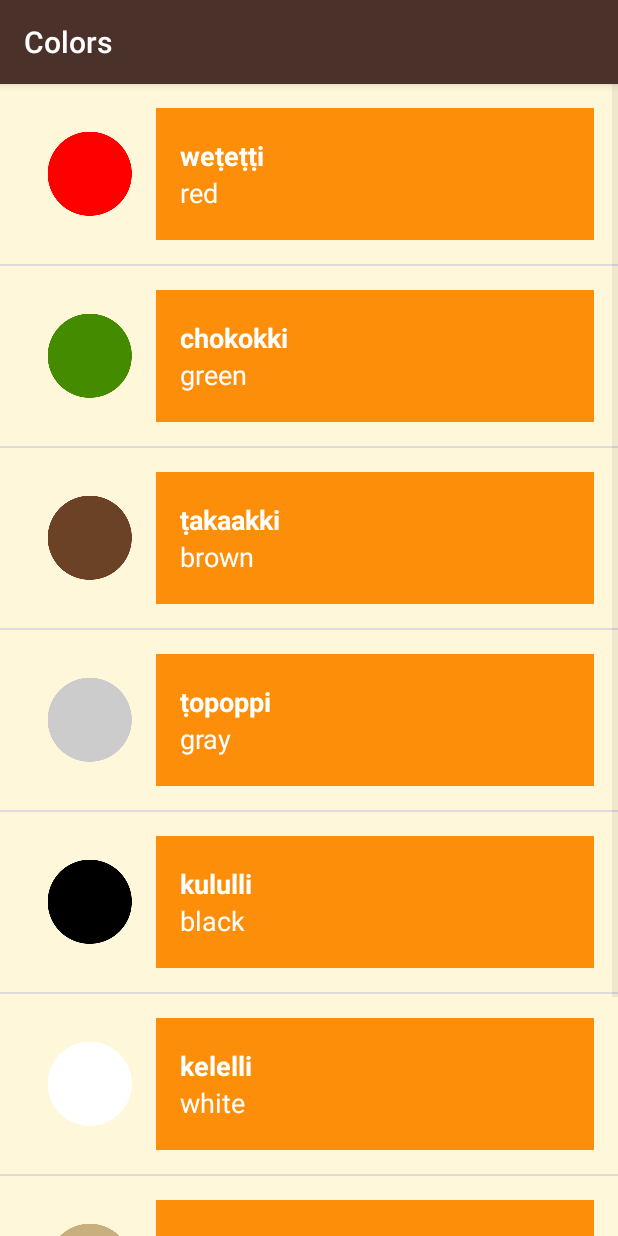
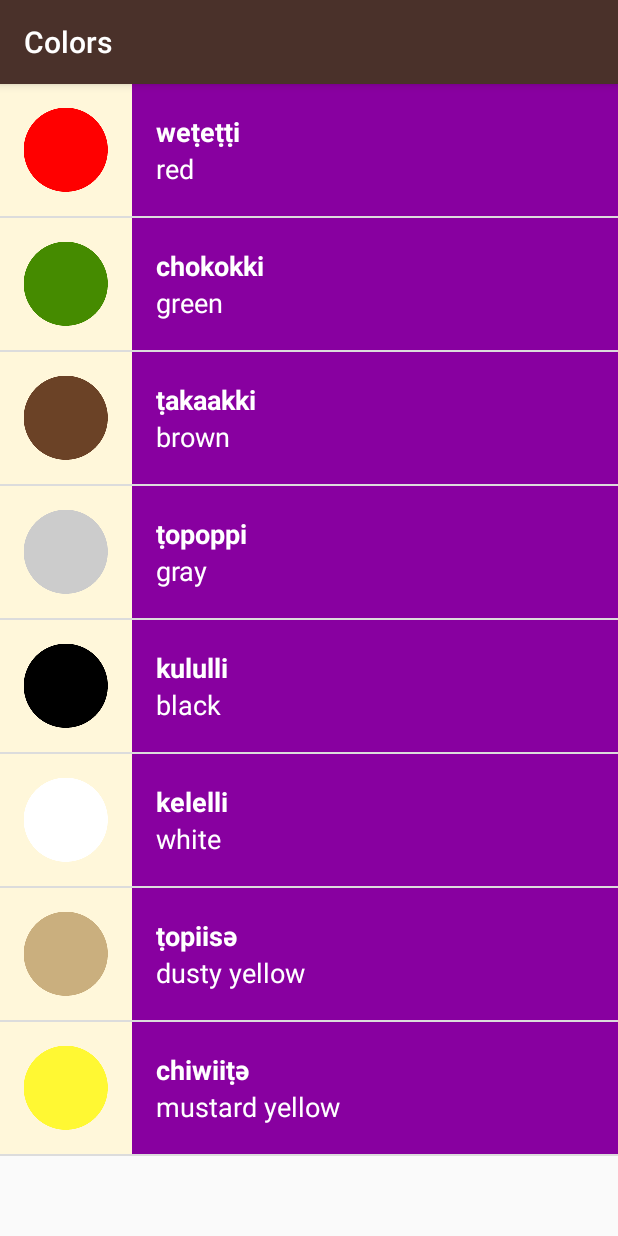
Before and after one commit to yangzhanlong/Miwok, an Android app: the ColorsActivity screen opened directly, with no data from a screen before it, on a phone screen of 412 x 824 dp. Run offline under Robolectric (Android 15) with nearby library versions, the phone set to English and light mode, and no system bars.

Commit message:
Add color for every activity

```diff
--- a/app/src/main/java/com/codeing/miwok/ColorsActivity.java
+++ b/app/src/main/java/com/codeing/miwok/ColorsActivity.java
@@ -27,7 +27,7 @@
 
         // Create an {@link WordAdapter}, whose data source is a list of {@link Word}s. The
         // adapter knows how to create list items for each item in the list.
-        WordAdapter adapter = new WordAdapter(this, words);
+        WordAdapter adapter = new WordAdapter(this, words, R.color.category_colors);
 
         // Find the {@link ListView} object in the view hierarchy of the {@link Activity}.
         // There should be a {@link ListView} with the view ID called list, which is declared in the
--- a/app/src/main/java/com/codeing/miwok/FamilyActivity.java
+++ b/app/src/main/java/com/codeing/miwok/FamilyActivity.java
@@ -29,7 +29,7 @@
 
         // Create an {@link WordAdapter}, whose data source is a list of {@link Word}s. The
         // adapter knows how to create list items for each item in the list.
-        WordAdapter adapter = new WordAdapter(this, words);
+        WordAdapter adapter = new WordAdapter(this, words, R.color.category_family);
 
         // Find the {@link ListView} object in the view hierarchy of the {@link Activity}.
         // There should be a {@link ListView} with the view ID called list, which is declared in the
--- a/app/src/main/java/com/codeing/miwok/NumbersActivity.java
+++ b/app/src/main/java/com/codeing/miwok/NumbersActivity.java
@@ -27,7 +27,7 @@
 
         // Create an {@link WordAdapter}, whose data source is a list of {@link Word}s. The
         // adapter knows how to create list items for each item in the list.
-        WordAdapter adapter = new WordAdapter(this, words);
+        WordAdapter adapter = new WordAdapter(this, words, R.color.category_numbers);
 
         // Find the {@link ListView} object in the view hierarchy of the {@link Activity}.
         // There should be a {@link ListView} with the view ID called list, which is declared in the
--- a/app/src/main/java/com/codeing/miwok/PhraseActivity.java
+++ b/app/src/main/java/com/codeing/miwok/PhraseActivity.java
@@ -29,7 +29,7 @@
 
         // Create an {@link WordAdapter}, whose data source is a list of {@link Word}s. The
         // adapter knows how to create list items for each item in the list.
-        WordAdapter adapter = new WordAdapter(this, words);
+        WordAdapter adapter = new WordAdapter(this, words, R.color.category_phrases);
 
         // Find the {@link ListView} object in the view hierarchy of the {@link Activity}.
         // There should be a {@link ListView} with the view ID called list, which is declared in the
--- a/app/src/main/java/com/codeing/miwok/WordAdapter.java
+++ b/app/src/main/java/com/codeing/miwok/WordAdapter.java
@@ -1,6 +1,7 @@
 package com.codeing.miwok;
 
 import android.app.Activity;
+import android.support.v4.content.ContextCompat;
 import android.view.LayoutInflater;
 import android.view.View;
 import android.view.ViewGroup;
@@ -17,6 +18,7 @@
 * */
 public class WordAdapter extends ArrayAdapter<Word> {
 
+    private int mColorResourceID;
     /**
      * This is our own custom constructor (it doesn't mirror a superclass constructor).
      * The context is used to inflate the layout file, and the list is the data we want
@@ -25,12 +27,13 @@
      * @param context        The current context. Used to inflate the layout file.
      * @param words A List of AndroidFlavor objects to display in a list
      */
-    public WordAdapter(Activity context, ArrayList<Word> words) {
+    public WordAdapter(Activity context, ArrayList<Word> words, int ColorResourceID) {
         // Here, we initialize the ArrayAdapter's internal storage for the context and the list.
         // the second argument is used when the ArrayAdapter is populating a single TextView.
         // Because this is a custom adapter for two TextViews and an ImageView, the adapter is not
         // going to use this second argument, so it can be any value. Here, we used 0.
         super(context, 0, words);
+        mColorResourceID = ColorResourceID;
     }
 
     /**
@@ -76,6 +79,13 @@
             // Otherwise hide the ImageView (set visibility to GONE)
             imageView.setVisibility(View.GONE);
         }
+
+        // Set the theme color for the list item
+        View textContainer = listItemView.findViewById(R.id.text_container);
+        // Find the color that the resource ID maps to
+        int color = ContextCompat.getColor(getContext(), mColorResourceID);
+        // Set the background color of the text container View
+        textContainer.setBackgroundColor(color);
         // Return the whole list item layout (containing 2 TextViews)
         // so that it can be shown in the ListView
         return listItemView;
--- a/app/src/main/res/layout/list_tiem.xml
+++ b/app/src/main/res/layout/list_tiem.xml
@@ -3,11 +3,10 @@
     xmlns:tools="http://schemas.android.com/tools"
     android:layout_width="match_parent"
     android:layout_height="match_parent"
+    android:background="@color/tan_background"
+    android:minHeight="@dimen/list_item_height"
     android:orientation="horizontal"
-    android:padding="16dp"
-    android:minHeight="@dimen/list_item_height"
-    android:background="@color/tan_background"
-   >
+    >
 
     <ImageView
         android:id="@+id/image"
@@ -15,11 +14,11 @@
         android:layout_height="@dimen/list_item_height" />
 
     <LinearLayout
+        android:id="@+id/text_container"
         android:layout_width="match_parent"
         android:layout_height="match_parent"
         android:orientation="vertical"
-        android:paddingLeft="16dp"
-        android:background="@color/category_numbers">
+        android:paddingLeft="16dp">
 
         <TextView
             android:id="@+id/miwork_text_view"
@@ -27,10 +26,10 @@
             android:layout_height="0dp"
             android:layout_weight="1"
             android:gravity="bottom"
-            tools:text="lutti"
+            android:textAppearance="?android:textAppearanceMedium"
             android:textColor="@android:color/white"
-            android:textAppearance="?android:textAppearanceMedium"
-            android:textStyle="bold"/>
+            android:textStyle="bold"
+            tools:text="lutti" />
 
         <TextView
             android:id="@+id/default_text_view"
@@ -38,8 +37,8 @@
             android:layout_height="0dp"
             android:layout_weight="1"
             android:gravity="top"
-            tools:text="one"
+            android:textAppearance="?android:textAppearanceMedium"
             android:textColor="@android:color/white"
-            android:textAppearance="?android:textAppearanceMedium" />
+            tools:text="one" />
     </LinearLayout>
 </LinearLayout>
--- a/app/src/main/res/layout/wordlist.xml
+++ b/app/src/main/res/layout/wordlist.xml
@@ -3,5 +3,4 @@
     android:id="@+id/list"
     android:layout_width="match_parent"
     android:layout_height="match_parent"
-    android:orientation="vertical"
-    />
+    android:orientation="vertical" />
```
